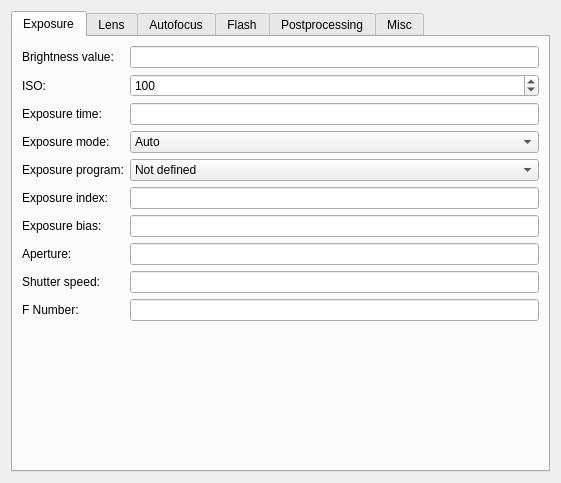
Old version of the form krita/plugins/extensions/metadataeditor/editors/exif.ui in the repository KDE/krita.
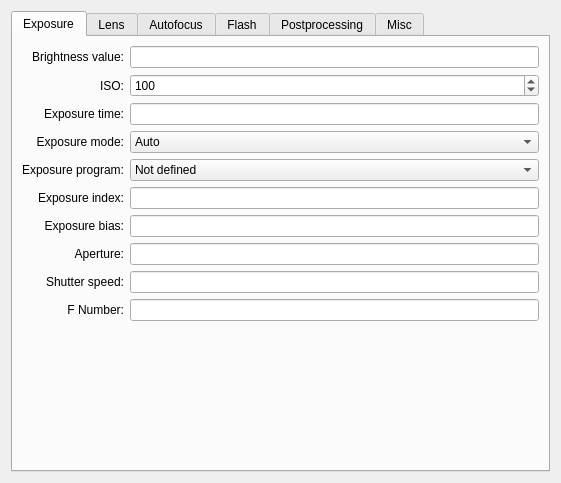
New version of the form.

Commit message:
Fix the alignment of labels in dialogs
Patch by Juan Palacios

```diff
--- a/krita/plugins/extensions/metadataeditor/editors/exif.ui
+++ b/krita/plugins/extensions/metadataeditor/editors/exif.ui
@@ -1,11 +1,11 @@
 <ui version="4.0" >
  <class>Exif</class>
- <widget class="QWidget" name="Exif" >
-  <property name="geometry" >
+ <widget class="QWidget" name="Exif">
+  <property name="geometry">
    <rect>
     <x>0</x>
     <y>0</y>
-    <width>545</width>
+    <width>559</width>
     <height>483</height>
    </rect>
   </property>
@@ -27,7 +27,10 @@
            <property name="text" >
             <string>Brightness value:</string>
            </property>
-           <property name="buddy" >
+           <property name="alignment">
+            <set>Qt::AlignRight|Qt::AlignTrailing|Qt::AlignVCenter</set>
+           </property>
+           <property name="buddy">
             <cstring>editBrightnessValue</cstring>
            </property>
           </widget>
@@ -40,7 +43,10 @@
            <property name="text" >
             <string>ISO:</string>
            </property>
-           <property name="buddy" >
+           <property name="alignment">
+            <set>Qt::AlignRight|Qt::AlignTrailing|Qt::AlignVCenter</set>
+           </property>
+           <property name="buddy">
             <cstring>editISO</cstring>
            </property>
           </widget>
@@ -63,7 +69,10 @@
            <property name="text" >
             <string>Exposure time:</string>
            </property>
-           <property name="buddy" >
+           <property name="alignment">
+            <set>Qt::AlignRight|Qt::AlignTrailing|Qt::AlignVCenter</set>
+           </property>
+           <property name="buddy">
             <cstring>editExposureTime</cstring>
            </property>
           </widget>
@@ -76,7 +85,10 @@
            <property name="text" >
             <string>Exposure mode:</string>
            </property>
-           <property name="buddy" >
+           <property name="alignment">
+            <set>Qt::AlignRight|Qt::AlignTrailing|Qt::AlignVCenter</set>
+           </property>
+           <property name="buddy">
             <cstring>editExposureMode</cstring>
            </property>
           </widget>
@@ -105,7 +117,10 @@
            <property name="text" >
             <string>Exposure program:</string>
            </property>
-           <property name="buddy" >
+           <property name="alignment">
+            <set>Qt::AlignRight|Qt::AlignTrailing|Qt::AlignVCenter</set>
+           </property>
+           <property name="buddy">
             <cstring>editExposureProgram</cstring>
            </property>
           </widget>
@@ -164,7 +179,10 @@
            <property name="text" >
             <string>Exposure index:</string>
            </property>
-           <property name="buddy" >
+           <property name="alignment">
+            <set>Qt::AlignRight|Qt::AlignTrailing|Qt::AlignVCenter</set>
+           </property>
+           <property name="buddy">
             <cstring>editExposureIndex</cstring>
            </property>
           </widget>
@@ -177,7 +195,10 @@
            <property name="text" >
             <string>Exposure bias:</string>
            </property>
-           <property name="buddy" >
+           <property name="alignment">
+            <set>Qt::AlignRight|Qt::AlignTrailing|Qt::AlignVCenter</set>
+           </property>
+           <property name="buddy">
             <cstring>editExposureBiasValue</cstring>
            </property>
           </widget>
@@ -190,7 +211,10 @@
            <property name="text" >
             <string>Aperture:</string>
            </property>
-           <property name="buddy" >
+           <property name="alignment">
+            <set>Qt::AlignRight|Qt::AlignTrailing|Qt::AlignVCenter</set>
+           </property>
+           <property name="buddy">
             <cstring>editApertureValue</cstring>
            </property>
           </widget>
@@ -203,7 +227,10 @@
            <property name="text" >
             <string>Shutter speed:</string>
            </property>
-           <property name="buddy" >
+           <property name="alignment">
+            <set>Qt::AlignRight|Qt::AlignTrailing|Qt::AlignVCenter</set>
+           </property>
+           <property name="buddy">
             <cstring>editShutterSpeedValue</cstring>
            </property>
           </widget>
@@ -216,7 +243,10 @@
            <property name="text" >
             <string>F Number:</string>
            </property>
-           <property name="buddy" >
+           <property name="alignment">
+            <set>Qt::AlignRight|Qt::AlignTrailing|Qt::AlignVCenter</set>
+           </property>
+           <property name="buddy">
             <cstring>editFNumber</cstring>
            </property>
           </widget>
```
Left out of the diff: 669 changed lines with no effect on the pictures. The commit also changes 71 other files.
